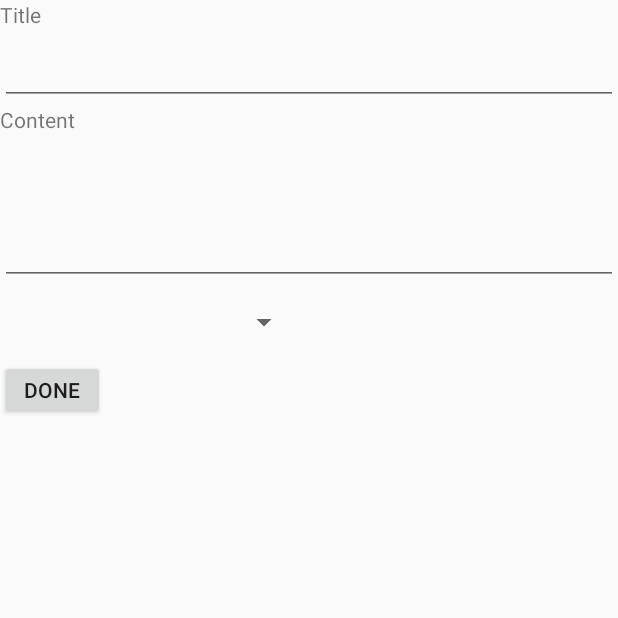
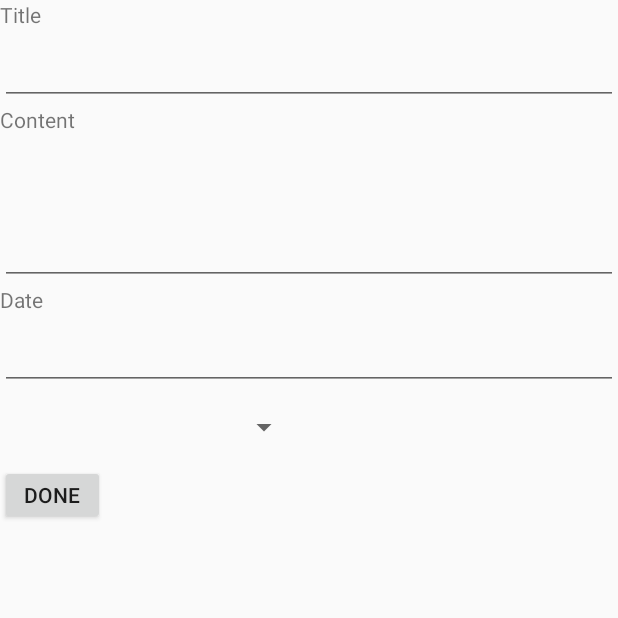
Before and after one commit to wws002/student_planner, an Android app: the screen it shows after launch (MainActivity), after a tap on "EDIT", on a phone screen of 412 x 824 dp, the top half of it. Run offline under Robolectric (Android 15) with nearby library versions, the phone set to English and light mode, and no system bars.

Commit message:
added date category to edit note screen

```diff
--- a/app/src/main/res/layout/edit_note.xml
+++ b/app/src/main/res/layout/edit_note.xml
@@ -23,6 +23,15 @@
         android:layout_width="match_parent"
         android:layout_height="100dp"/>
 
+    <TextView
+        android:layout_width="match_parent"
+        android:layout_height="20dp"
+        android:text="Date"/>
+
+    <EditText
+        android:layout_width="match_parent"
+        android:layout_height="50dp"/>
+
     <Spinner
         android:id="@+id/noteTypeSpinner"
         android:layout_width="200dp"
```
